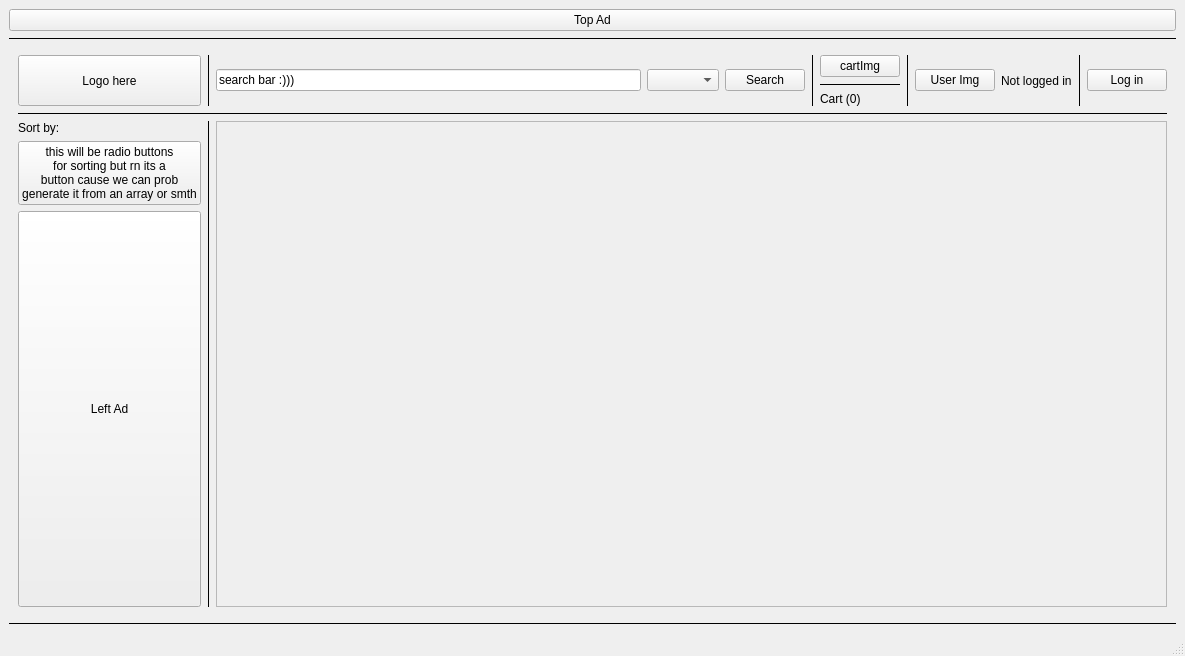
hnowakowski/Online-shop-simulator, file mainwindow.ui: the form before one commit.
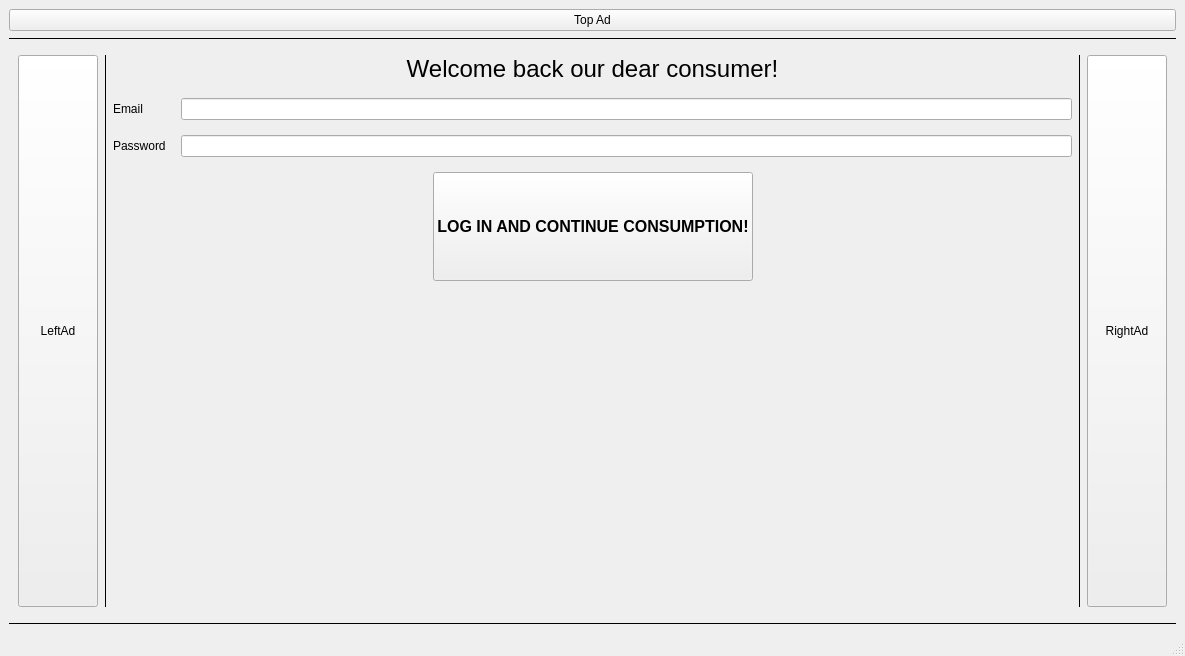
The form after the commit.

```diff
--- a/mainwindow.ui
+++ b/mainwindow.ui
@@ -41,7 +41,7 @@
     <item>
      <widget class="QStackedWidget" name="stackedWidget">
       <property name="currentIndex">
-       <number>0</number>
+       <number>1</number>
       </property>
       <widget class="QWidget" name="pageMain">
        <property name="sizePolicy">
@@ -217,7 +217,7 @@
                </widget>
               </item>
               <item>
-               <widget class="QPushButton" name="btnLogIn">
+               <widget class="QPushButton" name="btnSignUpMain">
                 <property name="text">
                  <string>Log in</string>
                 </property>
@@ -261,6 +261,174 @@
         </item>
        </layout>
       </widget>
+      <widget class="QWidget" name="pageLogIn">
+       <layout class="QVBoxLayout" name="verticalLayout_7">
+        <item>
+         <layout class="QHBoxLayout" name="horizontalLayout_7">
+          <item>
+           <widget class="QPushButton" name="btnTEMPLeftAd_3">
+            <property name="sizePolicy">
+             <sizepolicy hsizetype="Minimum" vsizetype="Minimum">
+              <horstretch>0</horstretch>
+              <verstretch>0</verstretch>
+             </sizepolicy>
+            </property>
+            <property name="text">
+             <string>LeftAd</string>
+            </property>
+           </widget>
+          </item>
+          <item>
+           <widget class="Line" name="line_2">
+            <property name="frameShadow">
+             <enum>QFrame::Shadow::Plain</enum>
+            </property>
+            <property name="orientation">
+             <enum>Qt::Orientation::Vertical</enum>
+            </property>
+           </widget>
+          </item>
+          <item>
+           <layout class="QVBoxLayout" name="verticalLayout_8" stretch="0,0,1,3">
+            <property name="spacing">
+             <number>15</number>
+            </property>
+            <item>
+             <widget class="QLabel" name="labelWelcomeBack">
+              <property name="font">
+               <font>
+                <pointsize>18</pointsize>
+                <fontweight>DemiBold</fontweight>
+               </font>
+              </property>
+              <property name="text">
+               <string>Welcome back our dear consumer!</string>
+              </property>
+              <property name="alignment">
+               <set>Qt::AlignmentFlag::AlignCenter</set>
+              </property>
+             </widget>
+            </item>
+            <item>
+             <layout class="QFormLayout" name="formLayout_2">
+              <item row="0" column="0">
+               <widget class="QLabel" name="labelEmailLogin">
+                <property name="text">
+                 <string>Email</string>
+                </property>
+               </widget>
+              </item>
+              <item row="1" column="0">
+               <widget class="QLabel" name="labelPasswordLogin">
+                <property name="text">
+                 <string>Password</string>
+                </property>
+               </widget>
+              </item>
+              <item row="0" column="1">
+               <widget class="QLineEdit" name="lineEditLoginEmail"/>
+              </item>
+              <item row="1" column="1">
+               <widget class="QLineEdit" name="lineEditLoginPassword"/>
+              </item>
+             </layout>
+            </item>
+            <item>
+             <layout class="QHBoxLayout" name="horizontalLayout_8">
+              <item>
+               <spacer name="horizontalSpacer_3">
+                <property name="orientation">
+                 <enum>Qt::Orientation::Horizontal</enum>
+                </property>
+                <property name="sizeHint" stdset="0">
+                 <size>
+                  <width>40</width>
+                  <height>20</height>
+                 </size>
+                </property>
+               </spacer>
+              </item>
+              <item>
+               <widget class="QPushButton" name="btnLogIn">
+                <property name="sizePolicy">
+                 <sizepolicy hsizetype="Minimum" vsizetype="Minimum">
+                  <horstretch>0</horstretch>
+                  <verstretch>0</verstretch>
+                 </sizepolicy>
+                </property>
+                <property name="font">
+                 <font>
+                  <pointsize>12</pointsize>
+                  <bold>true</bold>
+                 </font>
+                </property>
+                <property name="text">
+                 <string>LOG IN AND CONTINUE CONSUMPTION!</string>
+                </property>
+               </widget>
+              </item>
+              <item>
+               <spacer name="horizontalSpacer_4">
+                <property name="orientation">
+                 <enum>Qt::Orientation::Horizontal</enum>
+                </property>
+                <property name="sizeHint" stdset="0">
+                 <size>
+                  <width>40</width>
+                  <height>20</height>
+                 </size>
+                </property>
+               </spacer>
+              </item>
+             </layout>
+            </item>
+            <item>
+             <spacer name="verticalSpacer_2">
+              <property name="orientation">
+               <enum>Qt::Orientation::Vertical</enum>
+              </property>
+              <property name="sizeHint" stdset="0">
+               <size>
+                <width>20</width>
+                <height>40</height>
+               </size>
+              </property>
+             </spacer>
+            </item>
+           </layout>
+          </item>
+          <item>
+           <widget class="Line" name="line_13">
+            <property name="frameShadow">
+             <enum>QFrame::Shadow::Plain</enum>
+            </property>
+            <property name="orientation">
+             <enum>Qt::Orientation::Vertical</enum>
+            </property>
+           </widget>
+          </item>
+          <item>
+           <widget class="QPushButton" name="btnTEMPRightAd_2">
+            <property name="sizePolicy">
+             <sizepolicy hsizetype="Minimum" vsizetype="Minimum">
+              <horstretch>0</horstretch>
+              <verstretch>0</verstretch>
+             </sizepolicy>
+            </property>
+            <property name="font">
+             <font>
+              <fontweight>Thin</fontweight>
+             </font>
+            </property>
+            <property name="text">
+             <string>RightAd</string>
+            </property>
+           </widget>
+          </item>
+         </layout>
+        </item>
+       </layout>
+      </widget>
       <widget class="QWidget" name="pageSignUp">
        <layout class="QVBoxLayout" name="verticalLayout_6">
         <item>
```
